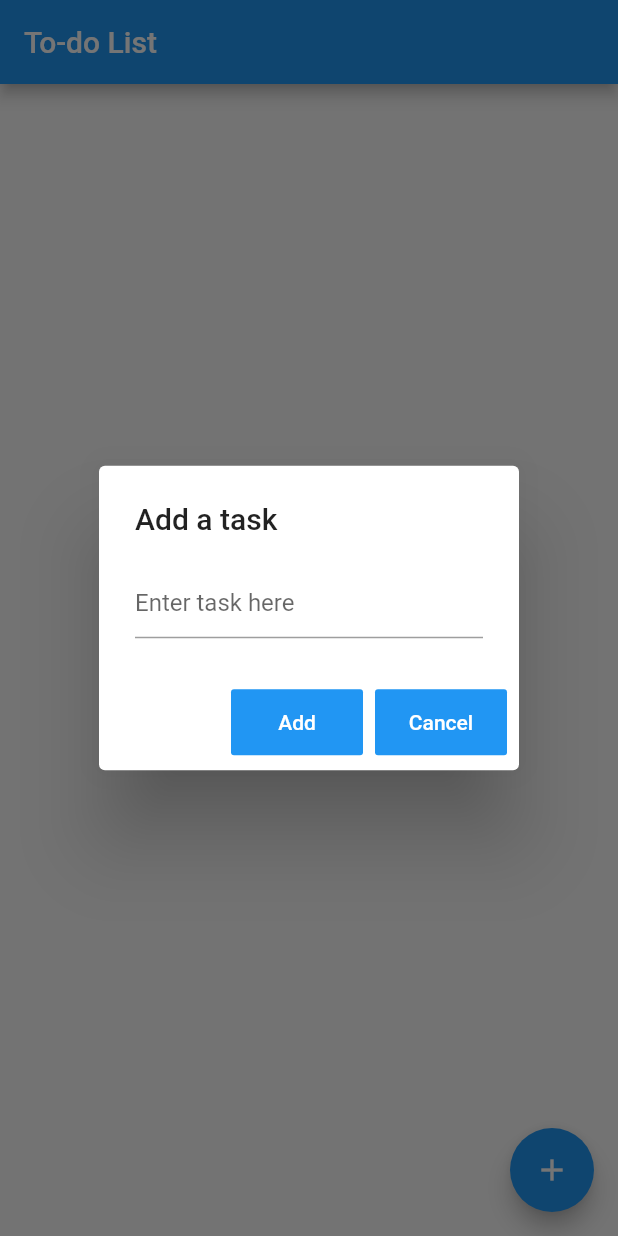
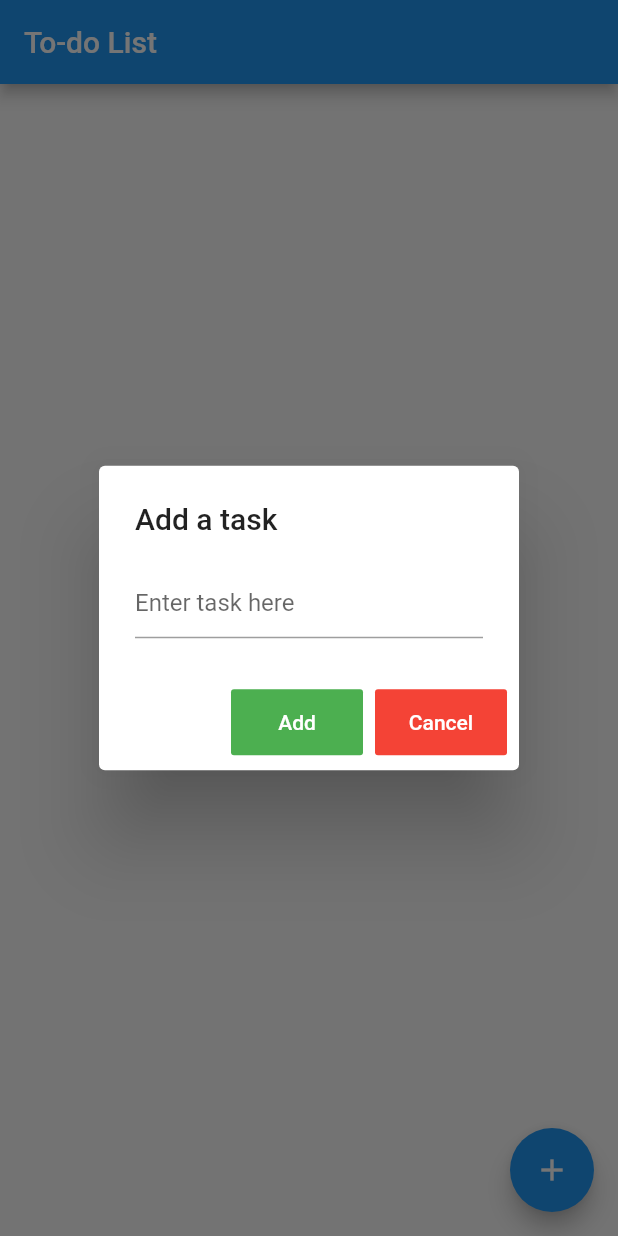
Before and after one commit to alex123a/Mobile-dev-assignment-4, a Flutter app: the screen it shows after launch, after a tap on the "add" icon, on a phone screen of 412 x 824 dp. Run offline on Flutter 3.47's test engine with Material 2 defaults, Android fonts, the phone set to English and light mode, and no system bars.

Commit message:
Changed button colors

```diff
--- a/alval20_flutter_todo/lib/main.dart
+++ b/alval20_flutter_todo/lib/main.dart
@@ -50,14 +50,24 @@ class _TodoState extends State<TodoList> {
     return ListTile(title: Text(title));
   }
 
-  final ButtonStyle flatButtonStyle = TextButton.styleFrom(
+  final ButtonStyle flatButtonStyleGreen = TextButton.styleFrom(
     foregroundColor: Colors.white,
     minimumSize: Size(88, 44),
     padding: EdgeInsets.symmetric(horizontal: 16.0),
     shape: const RoundedRectangleBorder(
       borderRadius: BorderRadius.all(Radius.circular(2.0)),
     ),
-    backgroundColor: Colors.blue,
+    backgroundColor: Colors.green,
+  );
+
+  final ButtonStyle flatButtonStyleRed = TextButton.styleFrom(
+    foregroundColor: Colors.white,
+    minimumSize: Size(88, 44),
+    padding: EdgeInsets.symmetric(horizontal: 16.0),
+    shape: const RoundedRectangleBorder(
+      borderRadius: BorderRadius.all(Radius.circular(2.0)),
+    ),
+    backgroundColor: Colors.red,
   );
 
   Future<void> _displayDialog(BuildContext context) async {
@@ -74,7 +84,7 @@ class _TodoState extends State<TodoList> {
           actions: <Widget>[
             // add button
             TextButton(
-              style: flatButtonStyle,
+              style: flatButtonStyleGreen,
               child: const Text('Add'),
               onPressed: () {
                 Navigator.of(context).pop();
@@ -83,7 +93,7 @@ class _TodoState extends State<TodoList> {
             ),
             // Cancel button
             TextButton(
-              style: flatButtonStyle,
+              style: flatButtonStyleRed,
               child: const Text('Cancel'),
               onPressed: () {
                 Navigator.of(context).pop();
```
